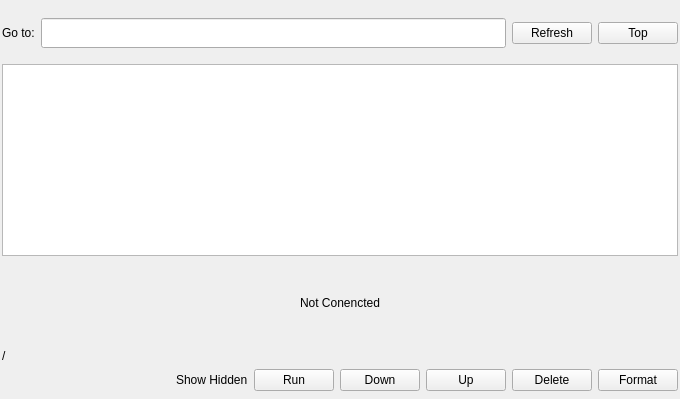
Before: the Qt Designer form CoActionOS-QtSDK/CSdk/CFileBrowser.ui in CoActionOS/CoActionOS-Desktop, drawn with Qt 5.
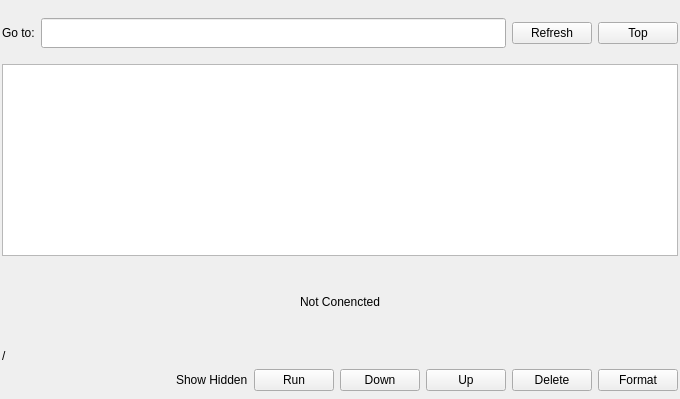
After: the same form once the commit is applied. Custom widgets are drawn as their Qt base class.

The edit to the form file:
```diff
--- a/CoActionOS-QtSDK/CSdk/CFileBrowser.ui
+++ b/CoActionOS-QtSDK/CSdk/CFileBrowser.ui
@@ -164,6 +164,12 @@
       </item>
       <item>
        <widget class="QLabel" name="notConnectedLabel">
+        <property name="sizePolicy">
+         <sizepolicy hsizetype="Preferred" vsizetype="Fixed">
+          <horstretch>0</horstretch>
+          <verstretch>0</verstretch>
+         </sizepolicy>
+        </property>
         <property name="text">
          <string>Not Conencted</string>
         </property>
```
